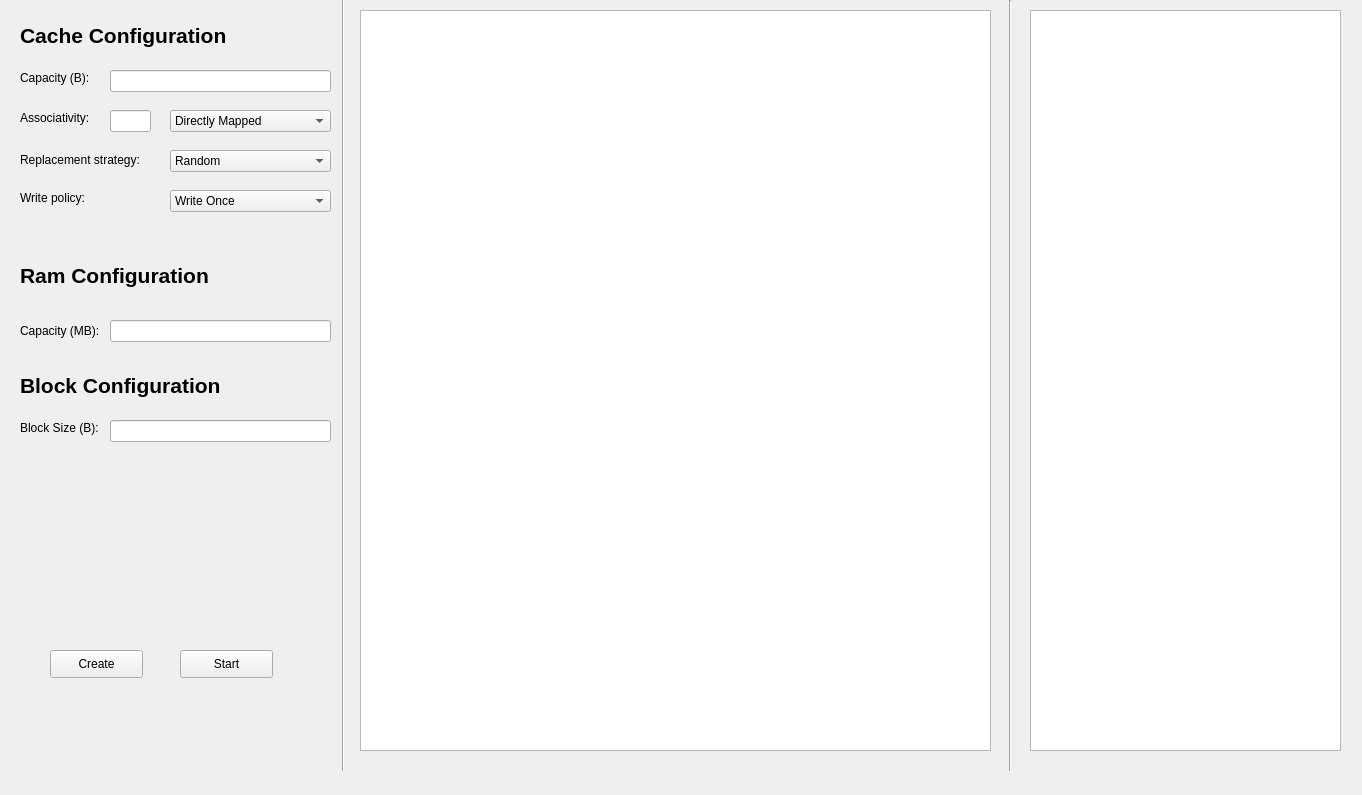
This is cache_simulation.ui in bogdanf555/cache_memory_simulation as Qt 5 draws it before an edit. The edited form follows.
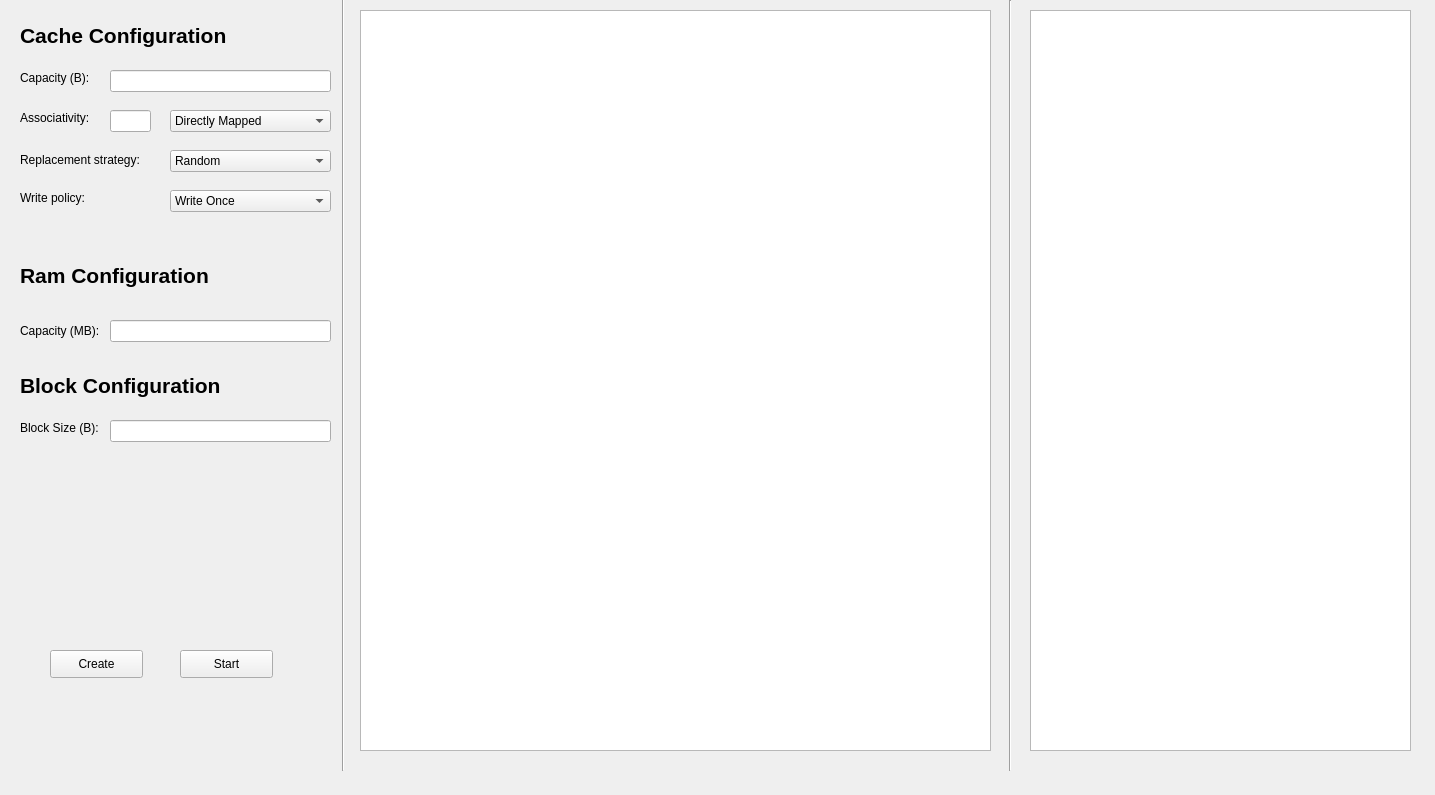
This is the edited form.

Commit message: implemented simulation functionality - backend and gui

What changed in the file:
```diff
--- a/cache_simulation.ui
+++ b/cache_simulation.ui
@@ -6,7 +6,7 @@
    <rect>
     <x>0</x>
     <y>0</y>
-    <width>1362</width>
+    <width>1435</width>
     <height>795</height>
    </rect>
   </property>
@@ -338,16 +338,6 @@
      </rect>
     </property>
    </widget>
-   <widget class="QTextEdit" name="textEdit">
-    <property name="geometry">
-     <rect>
-      <x>1030</x>
-      <y>10</y>
-      <width>311</width>
-      <height>741</height>
-     </rect>
-    </property>
-   </widget>
    <widget class="Line" name="line_2">
     <property name="geometry">
      <rect>
@@ -361,6 +351,19 @@
      <enum>Qt::Vertical</enum>
     </property>
    </widget>
+   <widget class="QTableWidget" name="operations_table">
+    <property name="enabled">
+     <bool>true</bool>
+    </property>
+    <property name="geometry">
+     <rect>
+      <x>1030</x>
+      <y>10</y>
+      <width>381</width>
+      <height>741</height>
+     </rect>
+    </property>
+   </widget>
   </widget>
   <widget class="QMenuBar" name="menubar">
    <property name="geometry">
```
Left out of the diff: 2 changed lines with no effect on the pictures. The commit also changes 5 other files.
